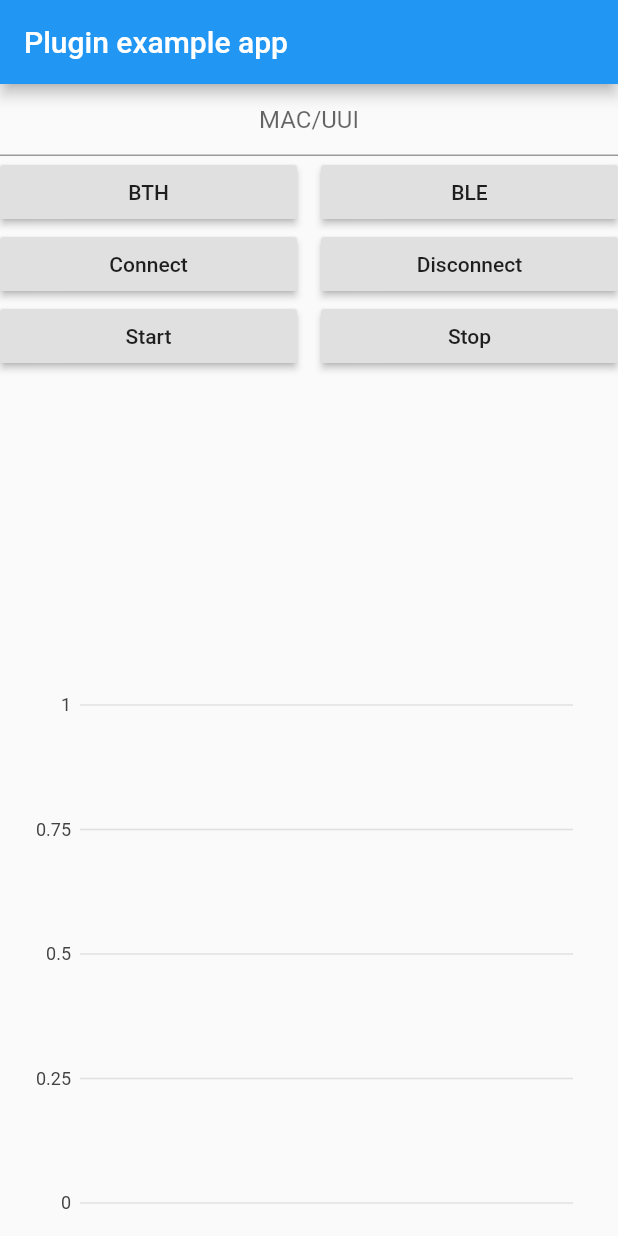
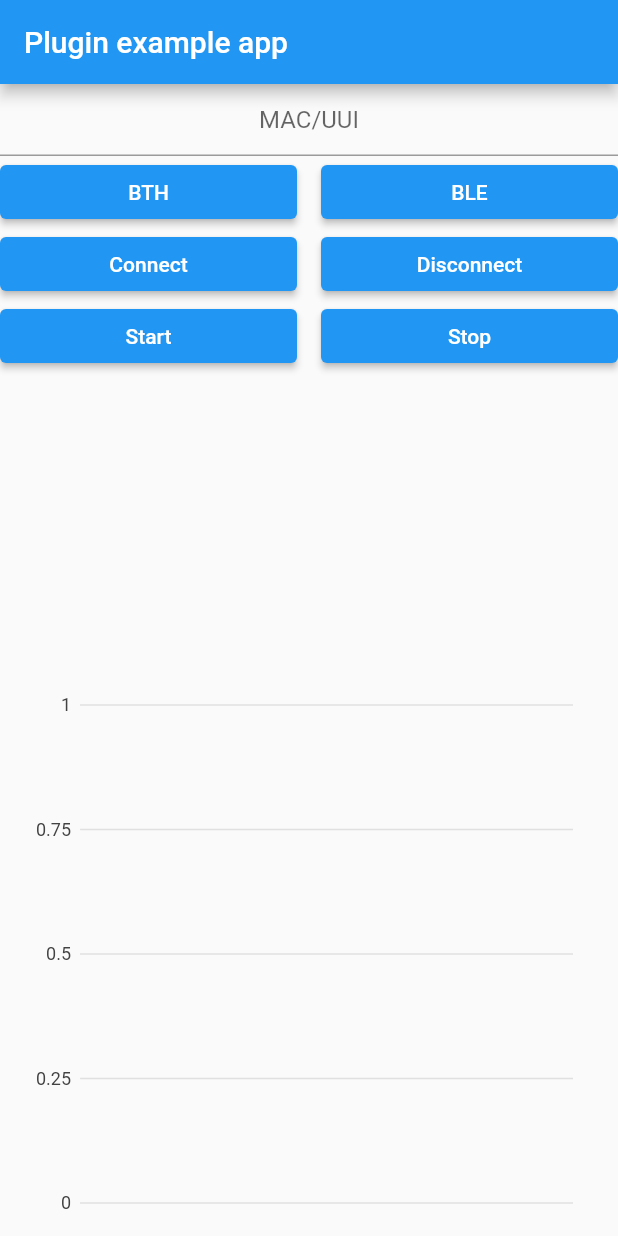
Before and after one commit to afonsocraposo/bitalino, a Flutter app: the screen it shows after launch, on a phone screen of 412 x 824 dp. Run offline on Flutter 3.47's test engine with Material 2 defaults, Android fonts, the light colour scheme and no system bars; our stand-ins replace charts_flutter.

Commit message:
Update to packages and deprecated buttons

```diff
--- a/example/lib/main.dart
+++ b/example/lib/main.dart
@@ -33,6 +33,7 @@ class _MyAppState extends State<MyApp> {
     );
     try {
       await bitalinoController.initialize();
+      await bitalinoController.dispose();
       _notify("Initialized: ${bth ? "BTH" : "BLE"}");
     } catch (Exception) {
       _notify("Initialization failed");
@@ -75,7 +76,7 @@ class _MyAppState extends State<MyApp> {
                   Row(
                     children: [
                       Expanded(
-                        child: RaisedButton(
+                        child: ElevatedButton(
                           onPressed: () {
                             initPlatformState(true);
                           },
@@ -86,7 +87,7 @@ class _MyAppState extends State<MyApp> {
                         width: 16,
                       ),
                       Expanded(
-                        child: RaisedButton(
+                        child: ElevatedButton(
                           onPressed: () {
                             initPlatformState(false);
                           },
@@ -98,7 +99,7 @@ class _MyAppState extends State<MyApp> {
                   Row(
                     children: [
                       Expanded(
-                        child: RaisedButton(
+                        child: ElevatedButton(
                           onPressed: () async {
                             bool connected = await bitalinoController.connect(
                                 onConnectionLost: () {
@@ -115,7 +116,7 @@ class _MyAppState extends State<MyApp> {
                         width: 16,
                       ),
                       Expanded(
-                        child: RaisedButton(
+                        child: ElevatedButton(
                           onPressed: () async {
                             bool disconnected =
                                 await bitalinoController.disconnect();
@@ -129,7 +130,7 @@ class _MyAppState extends State<MyApp> {
                   Row(
                     children: [
                       Expanded(
-                        child: RaisedButton(
+                        child: ElevatedButton(
                           onPressed: () async {
                             previousTime = DateTime.now();
                             bool started = await bitalinoController.start(
@@ -159,7 +160,7 @@ class _MyAppState extends State<MyApp> {
                         width: 16,
                       ),
                       Expanded(
-                        child: RaisedButton(
+                        child: ElevatedButton(
                           onPressed: () async {
                             bool stopped = await bitalinoController.stop();
                             _notify("Stopped: $stopped");
--- a/example/pubspec.yaml
+++ b/example/pubspec.yaml
@@ -11,7 +11,7 @@ environment:
 dependencies:
   flutter:
     sdk: flutter
-  charts_flutter: ^0.9.0
+  charts_flutter: ^0.12.0
 
   bitalino:
     # When depending on this package from a real application you should use:
@@ -23,7 +23,7 @@ dependencies:
 
   # The following adds the Cupertino Icons font to your application.
   # Use with the CupertinoIcons class for iOS style icons.
-  cupertino_icons: ^0.1.3
+  cupertino_icons: ^1.0.4
 
 dev_dependencies:
   flutter_test:
```
Also changed, not shown: example/pubspec.lock, pubspec.lock.
